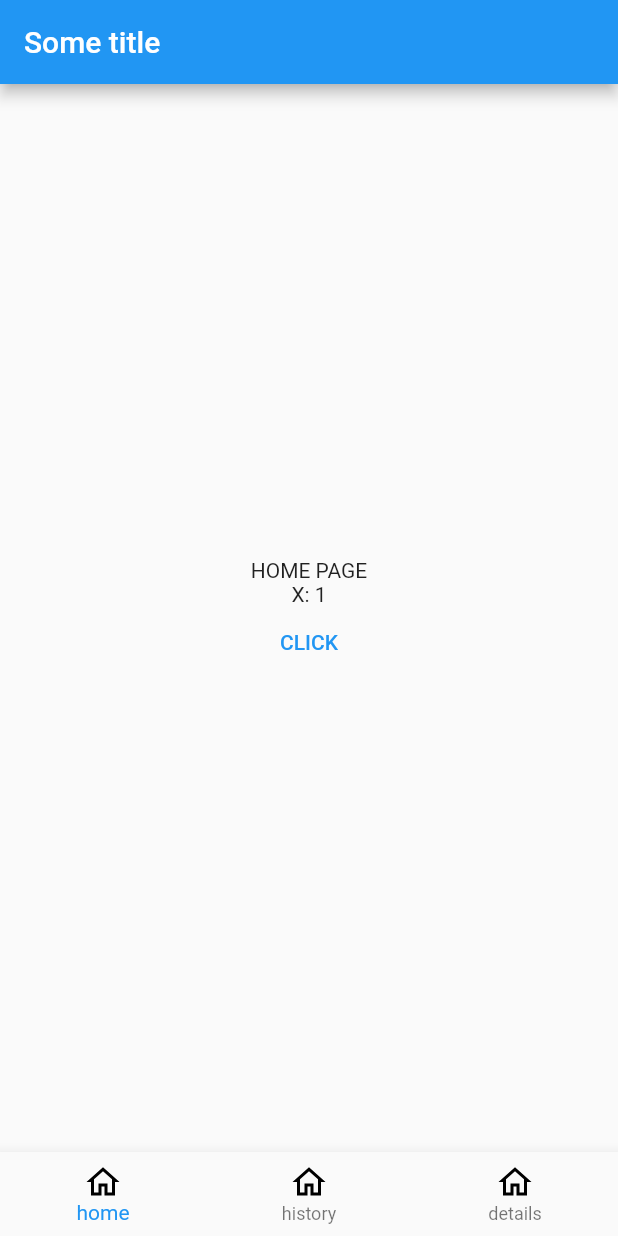
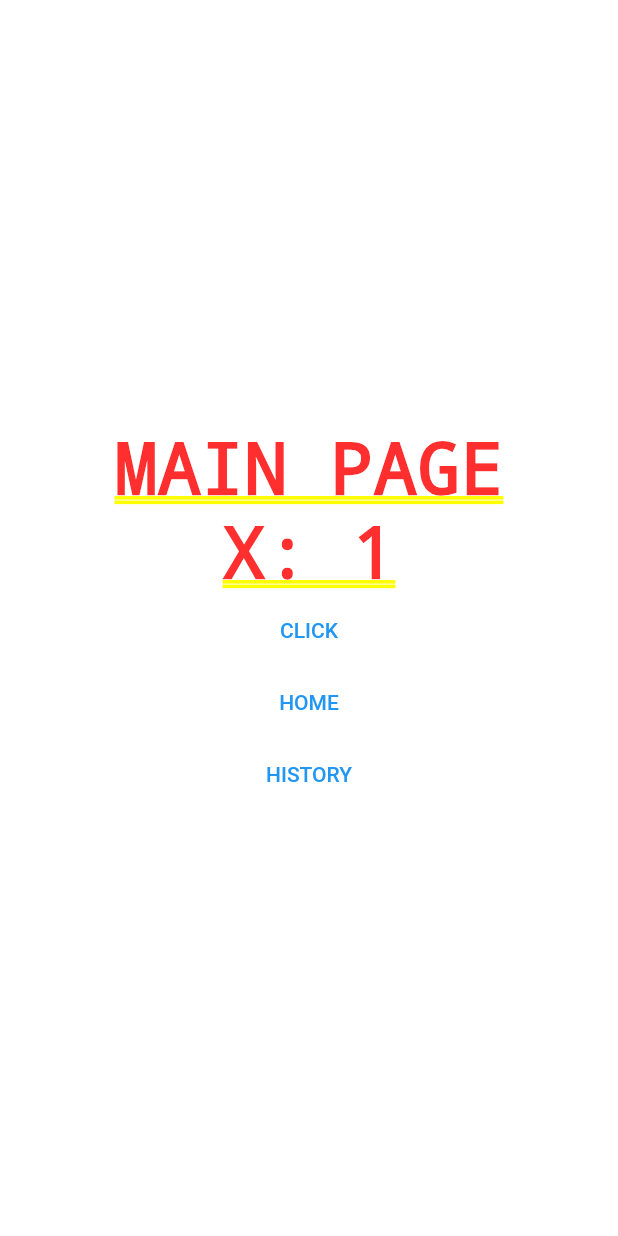
Before and after one commit to Primo85/testFlutterApp, a Flutter app: the screen it shows after launch, after a tap on "CLICK", on a phone screen of 412 x 824 dp. Run offline on Flutter 3.47's test engine with Material 2 defaults, Android fonts, the phone set to English and light mode, and no system bars; our stand-ins replace go_router.

Commit message:
routing issue demo - code simplification

```diff
--- a/test_flutter_app/lib/main_screen.dart
+++ b/test_flutter_app/lib/main_screen.dart
@@ -1,7 +1,5 @@
 import 'package:go_router/go_router.dart';
 import 'package:flutter/material.dart';
-import 'package:flutter_svg/svg.dart';
-import 'package:test_flutter_app/details_screen.dart';
 import 'package:test_flutter_app/history_screen.dart';
 import 'package:test_flutter_app/home_screen.dart';
 
@@ -11,8 +9,7 @@ final mainRoute = GoRoute(
     name: mainRouteName,
     builder: (context, state) {
       return const MainPage();
-  }, routes: [homeRoute, detailsRoute]
-);
+    });
 
 class MainPage extends StatefulWidget {
   const MainPage();
@@ -22,79 +19,42 @@ class MainPage extends StatefulWidget {
 }
 
 class _MainPageState extends State<MainPage> {
-  int index = 0;
-  Widget child = HomePage();
-
-  void _setIndex(int index) {
-    setState(() {
-      if (index == this.index) return;
-      this.index = index;
-      this.child = _getChild(index);
-    });
-  }
-
-  Widget _getChild(int index) {
-    if (index == 1) {
-      return HistoryPage();
-    } else if (index == 2) {
-      return DetailsPage();
-    } else {
-      return HomePage();
-    }
-  }
-
-  List<MainNavigationItem> getTabs(BuildContext context) {
-    return [
-      MainNavigationItem(
-        icon: Assets.home,
-        label: "home",
-        namedLocation: homeRouteName,
-      ),
-      MainNavigationItem(
-        icon: Assets.home,
-        label: "history",
-        namedLocation: historyRouteName,
-      ),
-      MainNavigationItem(
-        icon: Assets.homeColor,
-        label: "details",
-        namedLocation: detailsRouteName,
-      ),
-    ];
-  }
+  int x = 0;
 
   @override
   Widget build(BuildContext context) {
-    return Scaffold(
-      appBar: AppBar(title: Text("Some title")),
-      body: SafeArea(child: this.child),
-      bottomNavigationBar: BottomNavigationBar(
-        type: BottomNavigationBarType.fixed,
-        onTap: (int index) {
-          _setIndex(index);
+    return Center(
+        child: Column(
+      children: [
+        Spacer(),
+        Text('MAIN PAGE'),
+        Text('X: ${x}'),
+        TextButton(
+          onPressed: () {
+            _setButton();
           },
-        currentIndex: index,
-        items: getTabs(context),
+          child: Text('CLICK'),
         ),
-    );
+        TextButton(
+          onPressed: () {
+            context.pushNamed(homeRouteName);
+          },
+          child: Text('HOME'),
+        ),
+        TextButton(
+          onPressed: () {
+            context.pushNamed(historyRouteName);
+          },
+          child: Text('HISTORY'),
+        ),
+        Spacer(),
+      ],
+    ));
+  }
+
+  void _setButton() {
+    setState(() {
+      x = (x == 1) ? 2 : 1;
+    });
   }
 }
-
-class MainNavigationItem extends BottomNavigationBarItem {
-  const MainNavigationItem({
-    required this.namedLocation,
-    required super.icon,
-    required super.label,
-    Widget? activeIcon,
-  }) : super(activeIcon: activeIcon ?? icon);
-  final String namedLocation;
-}
-
-class Assets {
-  static Color filterColor = Color.fromRGBO(0, 0, 0, 1);
-
-  static Widget home = SvgPicture.asset("assets/home.svg");
-
-  static Widget homeColor = SvgPicture.asset("assets/home.svg",
-      color: filterColor);
-}
--- a/test_flutter_app/lib/routed_app.dart
+++ b/test_flutter_app/lib/routed_app.dart
@@ -4,8 +4,9 @@ import 'package:test_flutter_app/home_screen.dart';
 import 'package:test_flutter_app/history_screen.dart';
 import 'package:go_router/go_router.dart';
 
+
 final _router = GoRouter(
-  routes: [ mainRoute, homeRoute, historyRoute],
+  routes: [mainRoute, homeRoute, historyRoute],
 );
 
 class RoutedApp extends StatelessWidget {
```
Also changed, not shown: test_flutter_app/lib/details_screen.dart (deleted, +0 -47 lines), test_flutter_app/pubspec.lock, 4 other files. Lines whose indentation alone changed are shown as unchanged.
